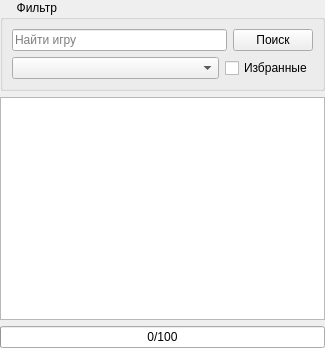
Above: AraSteamManager/forms/main/formgames.ui from Arankir/AraSteamManager before the change. Below: the same form after it.
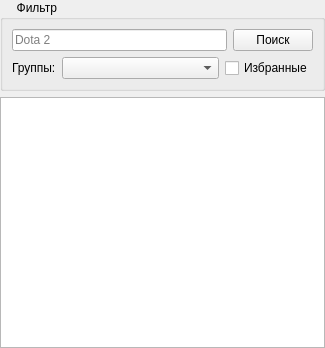
That is the form after the change. Custom widgets are drawn as their Qt base class.

```diff
--- a/AraSteamManager/forms/main/formgames.ui
+++ b/AraSteamManager/forms/main/formgames.ui
@@ -38,7 +38,7 @@
       <item>
        <layout class="QHBoxLayout" name="horizontalLayout">
         <item>
-         <widget class="QLineEdit" name="LineEditGame">
+         <widget class="MyLineEdit" name="lineEditGame">
           <property name="sizePolicy">
            <sizepolicy hsizetype="Expanding" vsizetype="Fixed">
             <horstretch>0</horstretch>
@@ -46,7 +46,7 @@
            </sizepolicy>
           </property>
           <property name="placeholderText">
-           <string>Найти игру</string>
+           <string>Dota 2</string>
           </property>
          </widget>
         </item>
@@ -71,10 +71,23 @@
       <item>
        <layout class="QHBoxLayout" name="horizontalLayout_6">
         <item>
-         <widget class="MultiSelectComboBox" name="ComboBoxGroups"/>
+         <widget class="QLabel" name="label">
+          <property name="sizePolicy">
+           <sizepolicy hsizetype="Maximum" vsizetype="Preferred">
+            <horstretch>0</horstretch>
+            <verstretch>0</verstretch>
+           </sizepolicy>
+          </property>
+          <property name="text">
+           <string>Группы:</string>
+          </property>
+         </widget>
         </item>
         <item>
-         <widget class="QCheckBox" name="CheckBoxFavorites">
+         <widget class="MultiSelectComboBox" name="comboBoxGroups"/>
+        </item>
+        <item>
+         <widget class="QCheckBox" name="checkBoxFavorites">
           <property name="sizePolicy">
            <sizepolicy hsizetype="Maximum" vsizetype="Fixed">
             <horstretch>0</horstretch>
@@ -92,21 +105,16 @@
     </widget>
    </item>
    <item>
-    <widget class="QTableView" name="TableGames"/>
-   </item>
-   <item>
-    <widget class="QProgressBar" name="ProgressBarLoading">
-     <property name="value">
-      <number>0</number>
-     </property>
-     <property name="format">
-      <string notr="true">%v/%m</string>
-     </property>
-    </widget>
+    <widget class="QTableView" name="tableGames"/>
    </item>
   </layout>
  </widget>
  <customwidgets>
+  <customwidget>
+   <class>MyLineEdit</class>
+   <extends>QLineEdit</extends>
+   <header>subWidgets/lineEdit/mylineedit.h</header>
+  </customwidget>
   <customwidget>
    <class>MultiSelectComboBox</class>
    <extends>QComboBox</extends>
```
Left out of the diff: 6 changed lines with no effect on the pictures.
